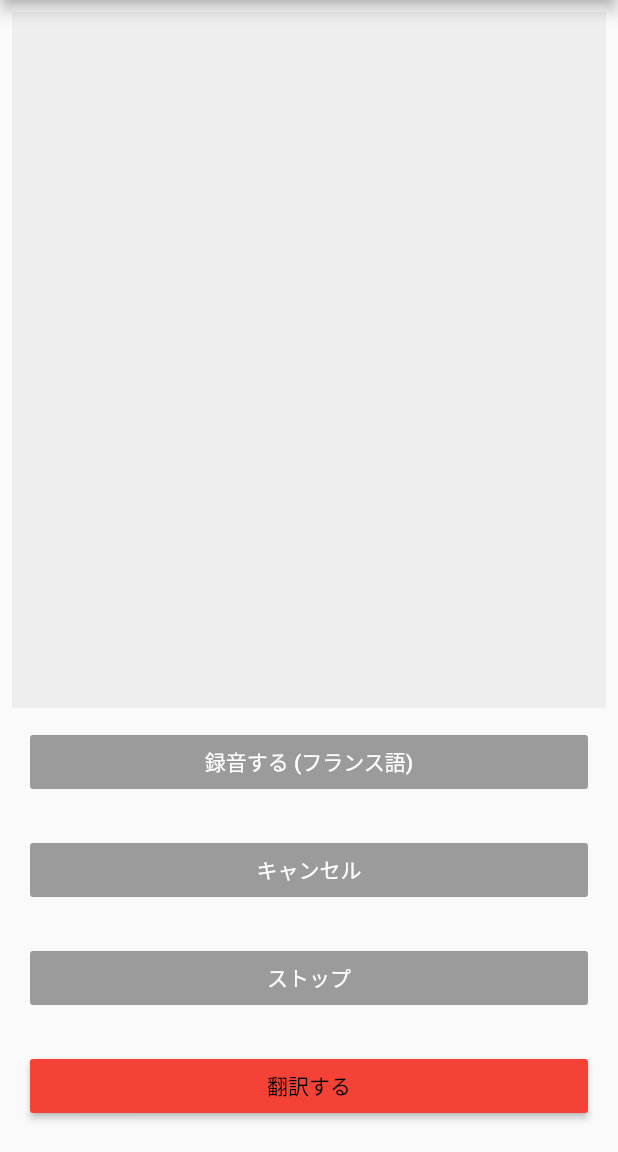
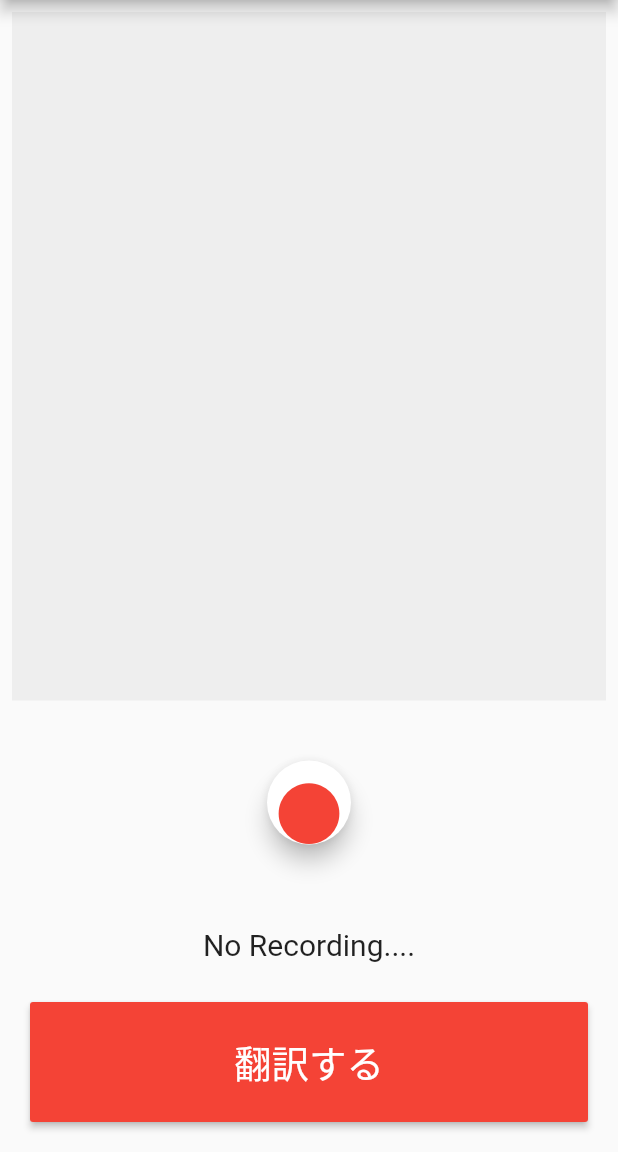
Before and after one commit to iseruuuuu/CameraTranslate_france, a Flutter app: the screen it shows after launch, after a tap on "音声で翻訳", on a phone screen of 412 x 824 dp, the part 84-1236 px from its top. Run offline on Flutter 3.47's test engine with Material 2 defaults, Android fonts, the phone set to English and light mode, and no system bars; our stand-ins replace audioplayers, image_picker; missing offline and left inert: mlkit, speech_recognition.

Commit message:
フランス語翻訳アプリ(音声・文字・カメラ)

```diff
--- a/lib/translate_voice.dart
+++ b/lib/translate_voice.dart
@@ -2,6 +2,8 @@ import 'package:flutter/material.dart';
 import 'package:flutter/services.dart';
 import 'package:speech_recognition/speech_recognition.dart';
 import 'package:url_launcher/url_launcher.dart';
+import 'package:audioplayers/audio_cache.dart';
+import 'package:audioplayers/audioplayers.dart';
 
 //パッケージが日本語対応していない。。。
 const languages = const [
@@ -28,6 +30,8 @@ class _TranslateVoiceState extends State<TranslateVoice> {
   bool _isListening = false;
 
   String transcription = '';
+  String OnOf = '';
+  AudioCache _player = AudioCache();
 
   //String _currentLocale = 'en_US';
   Language selectedLang = languages.first;
@@ -40,7 +44,7 @@ class _TranslateVoiceState extends State<TranslateVoice> {
 
   // Platform messages are asynchronous, so we initialize in an async method.
   void activateSpeechRecognizer() {
-    print('_MyAppState.activateSpeechRecognizer... ');
+    // print('_MyAppState.activateSpeechRecognizer... ');
     _speech = new SpeechRecognition();
     _speech.setAvailabilityHandler(onSpeechAvailability);
     _speech.setCurrentLocaleHandler(onCurrentLocale);
@@ -61,6 +65,7 @@ class _TranslateVoiceState extends State<TranslateVoice> {
           image: AssetImage('images/france.png'),
           fit: BoxFit.cover,
         ),
+
         actions: [
           new PopupMenuButton<Language>(
             onSelected: _selectLangHandler,
@@ -68,6 +73,7 @@ class _TranslateVoiceState extends State<TranslateVoice> {
           )
         ],
       ),
+
       body: new Padding(
         padding: new EdgeInsets.all(8.0),
         child: new Center(
@@ -83,28 +89,46 @@ class _TranslateVoiceState extends State<TranslateVoice> {
               _buildButton(
                 onPressed: _speechRecognitionAvailable && !_isListening
                     ? () => start()
-                    : null,
+                    : () => stop(),
                 label: _isListening
-                    ? '録音中.....'
-                    : '録音する (${selectedLang.name})',
+                    ? '■'
+                    : '●',
+                color: _speechRecognitionAvailable && !_isListening
+                    ? Colors.white
+                    : Colors.white,
+
               ),
-              //キャンセルボタン
+
+              _text(label: _isListening
+                  ? 'Recording Now...'
+                  : 'No Recording....'),
+
+              /*
+              //TODO キャンセルボタン
               _buildButton(
                 onPressed: _isListening ? () => cancel() : null,
                 label: 'キャンセル',
               ),
-
+               */
+              //TODO 停止ボタン
+              /*
               _buildButton(
                 onPressed: _isListening ? () => stop() : null,
-                label: 'ストップ',
+                label: '停止',
               ),
+
+               */
               Padding(
                 padding: new EdgeInsets.all(12.0),
+                child: Container(
+                  width: 200,
+                  height: 80,
                   child: new RaisedButton(
                     color: Colors.red,
                     onPressed: openTranslate,
                     child: new Text('翻訳する',
-                    style: const TextStyle(color: Colors.black),
+                      style: const TextStyle(color: Colors.white,fontSize: 25),
+                    ),
                   ),
                 ),
               ),
@@ -127,23 +151,32 @@ class _TranslateVoiceState extends State<TranslateVoice> {
     setState(() => selectedLang = lang);
   }
 
-  Widget _buildButton({String label, VoidCallback onPressed}) => new Padding(
-      padding: new EdgeInsets.all(12.0),
-      child: new RaisedButton(
-        color: Colors.red,
+  Widget _buildButton({String label, VoidCallback onPressed, Color color}) =>
+      new Padding(
+        padding: new EdgeInsets.all(40.0),
+        child: new FloatingActionButton(
+          backgroundColor: color,
           onPressed: onPressed,
-        child: new Text(
+          child: new Text(label,style: const TextStyle(color: Colors.red,fontSize: 45),
+          ),
+        ),
+      );
+
+  Widget _text({String label}) =>
+      new Padding(
+        padding: new EdgeInsets.all(15.0),
+        child: Text(
             label,
-          style: const TextStyle(color: Colors.white),
+          textAlign: TextAlign.center,
+          style: TextStyle(fontSize: 20),
         ),
-      ));
+      );
 
-  void start() => _speech
-      .listen(locale: selectedLang.code)
-      .then((result) => print('_MyAppState.start => result $result'));
+//_player.play('move.mp3')
 
-  void cancel() =>
-      _speech.cancel().then((result) => setState(() => _isListening = result));
+  void start() => _speech.listen(locale: selectedLang.code).then((result) => print('録音開始'));
+
+  void cancel() => _speech.cancel().then((result) => setState(() => _isListening = result));
 
   void stop() => _speech.stop().then((result) {
     setState(() => _isListening = result);
--- a/pubspec.yaml
+++ b/pubspec.yaml
@@ -33,6 +33,7 @@ dependencies:
   mlkit: ^0.15.1
   path_provider: ^2.0.1
   speech_recognition: ^0.3.0+1
+  audioplayers: ^0.18.3
 
 
 dev_dependencies:
@@ -53,6 +54,7 @@ flutter:
   # To add assets to your application, add an assets section, like this:
   assets:
     - images/france.png
+    - assets/move.mp3
   #   - images/a_dot_ham.jpeg
 
   # An image asset can refer to one or more resolution-specific "variants", see
```
Also changed, not shown: pubspec.lock, 20 other files. Lines whose indentation alone changed are shown as unchanged.
